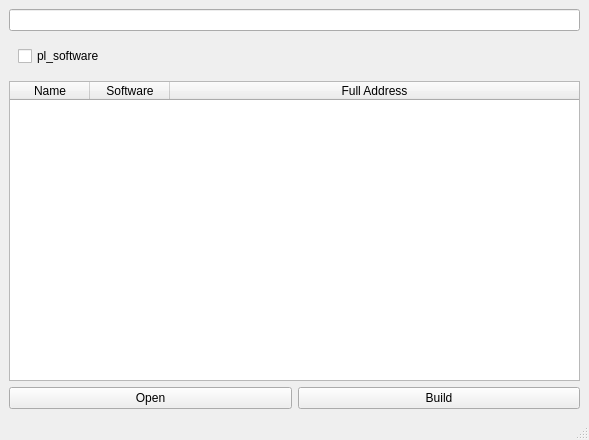
Oreyato/Pipeline22, file manager/ui/qt/window.ui: the form before one commit.
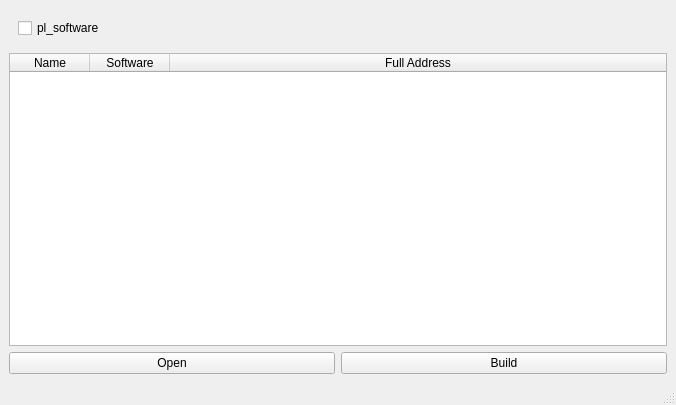
The form after the commit.

Patch:
```diff
--- a/manager/ui/qt/window.ui
+++ b/manager/ui/qt/window.ui
@@ -6,8 +6,8 @@
    <rect>
     <x>0</x>
     <y>0</y>
-    <width>589</width>
-    <height>440</height>
+    <width>676</width>
+    <height>405</height>
    </rect>
   </property>
   <property name="windowTitle">
@@ -20,12 +20,6 @@
    <layout class="QGridLayout" name="gridLayout">
     <item row="1" column="2">
      <layout class="QVBoxLayout" name="verticalLayout">
-      <item>
-       <widget class="QLineEdit" name="le_demo"/>
-      </item>
-      <item>
-       <layout class="QHBoxLayout" name="horizontalLayout_2"/>
-      </item>
       <item>
        <layout class="QHBoxLayout" name="horizontalLayout_4">
         <item>
```
Left out of the diff: 2 changed lines with no effect on the pictures.
